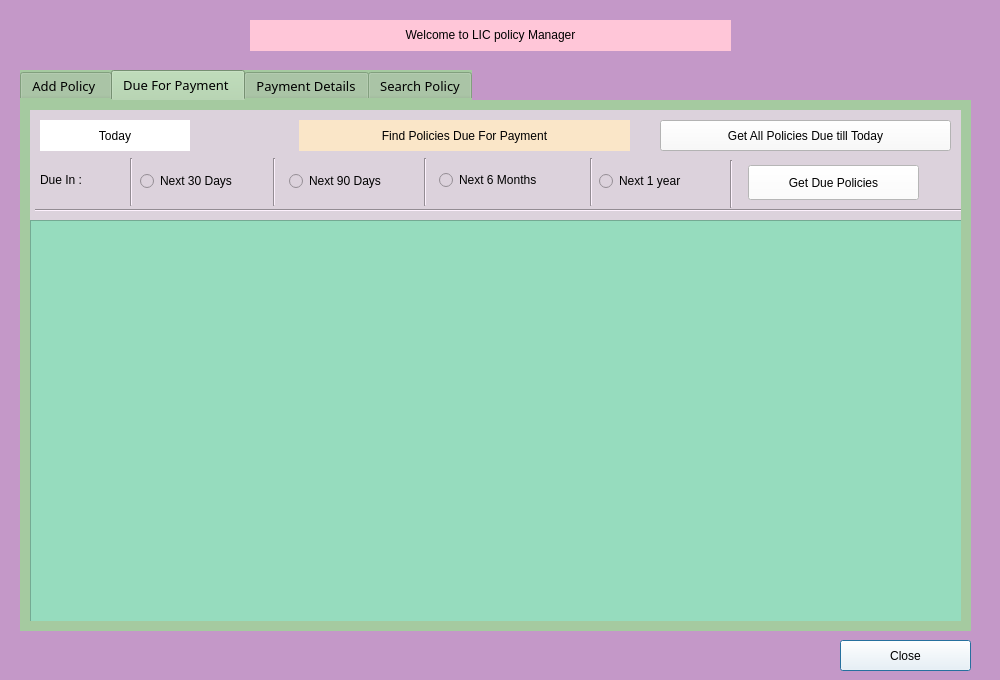
riteshpuri/LIC_Manager, file src/LIC_Manager.ui: the form before one commit.
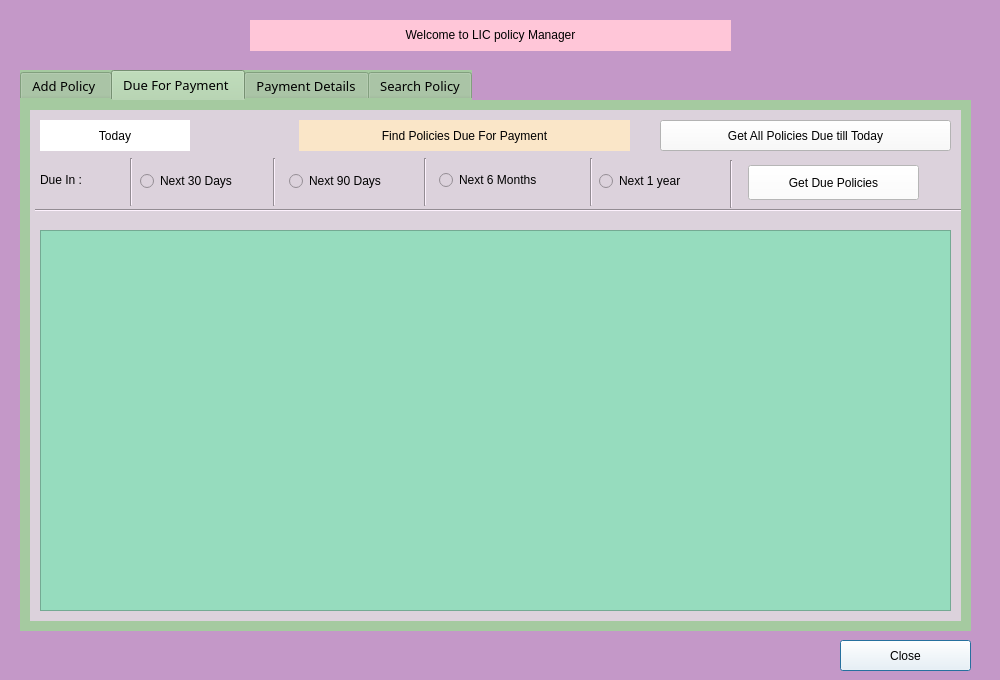
The form after the commit. Icons and pictures are not drawn.

Commit message: Added functionality to get payment due policies

What changed in the file:
```diff
--- a/src/LIC_Manager.ui
+++ b/src/LIC_Manager.ui
@@ -1523,17 +1523,23 @@
      <widget class="QTableWidget" name="tw_payment_due">
       <property name="geometry">
        <rect>
-        <x>0</x>
-        <y>110</y>
-        <width>951</width>
-        <height>421</height>
+        <x>10</x>
+        <y>120</y>
+        <width>911</width>
+        <height>381</height>
        </rect>
       </property>
+      <property name="autoFillBackground">
+       <bool>true</bool>
+      </property>
       <property name="styleSheet">
        <string notr="true">border-color: qconicalgradient(cx:0.5, cy:0.5, angle:0, stop:0 rgba(0, 0, 0, 255), stop:0.373979 rgba(255, 255, 255, 255), stop:0.373991 rgba(33, 30, 255, 255), stop:0.624018 rgba(33, 30, 255, 255), stop:0.624043 rgba(255, 0, 0, 255), stop:1 rgba(255, 0, 0, 255));
 selection-background-color:rgb(255, 255, 255);
 background-color: rgb(150, 220, 190)</string>
       </property>
+      <attribute name="horizontalHeaderDefaultSectionSize">
+       <number>140</number>
+      </attribute>
      </widget>
      <widget class="QLabel" name="label_6">
       <property name="geometry">
```
Left out of the diff: 4 changed lines with no effect on the pictures. The commit also changes 2 other files.
